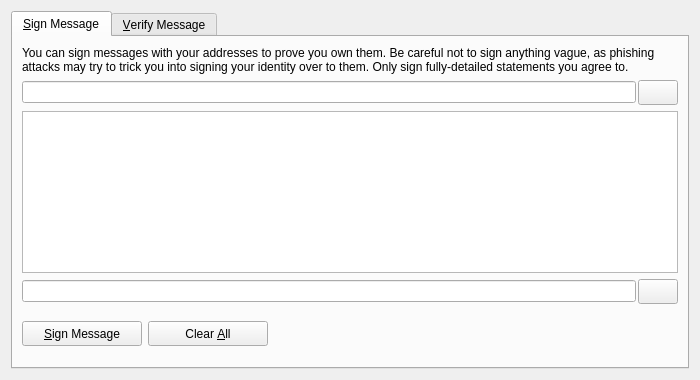
Qt form src/qt/forms/signverifymessagedialog.ui (VeriConomy/vericoin) before a commit.
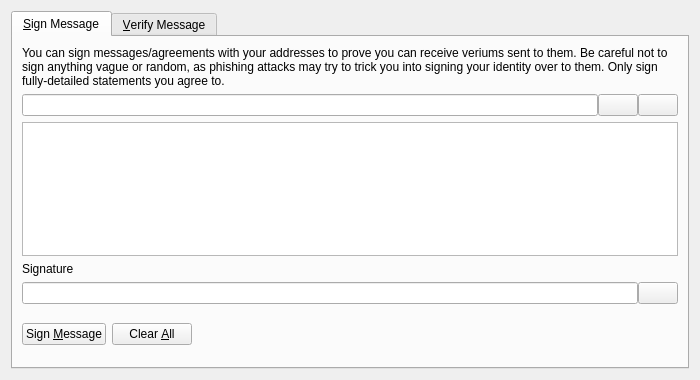
The same form after that commit. Icons and pictures are not drawn. Custom widgets are drawn as their Qt base class.

Commit message: Use Verium 1.3.2 as a base

Diff of the .ui file:
```diff
--- a/src/qt/forms/signverifymessagedialog.ui
+++ b/src/qt/forms/signverifymessagedialog.ui
@@ -30,7 +30,7 @@
        <item>
         <widget class="QLabel" name="infoLabel_SM">
          <property name="text">
-          <string>You can sign messages with your addresses to prove you own them. Be careful not to sign anything vague, as phishing attacks may try to trick you into signing your identity over to them. Only sign fully-detailed statements you agree to.</string>
+          <string>You can sign messages/agreements with your addresses to prove you can receive veriums sent to them. Be careful not to sign anything vague or random, as phishing attacks may try to trick you into signing your identity over to them. Only sign fully-detailed statements you agree to.</string>
          </property>
          <property name="textFormat">
           <enum>Qt::PlainText</enum>
@@ -43,7 +43,7 @@
        <item>
         <layout class="QHBoxLayout" name="horizontalLayout_1_SM">
          <property name="spacing">
-          <number>2</number>
+          <number>0</number>
          </property>
          <item>
           <widget class="QValidatedLineEdit" name="addressIn_SM">
@@ -57,12 +57,6 @@
          </item>
          <item>
           <widget class="QPushButton" name="addressBookButton_SM">
-           <property name="minimumSize">
-            <size>
-             <width>25</width>
-             <height>25</height>
-            </size>
-           </property>
            <property name="toolTip">
             <string>Choose an address from the address book</string>
            </property>
@@ -73,12 +67,6 @@
             <iconset resource="../bitcoin.qrc">
              <normaloff>:/icons/address-book</normaloff>:/icons/address-book</iconset>
            </property>
-           <property name="iconSize">
-            <size>
-             <width>18</width>
-             <height>18</height>
-            </size>
-           </property>
            <property name="shortcut">
             <string>Alt+A</string>
            </property>
@@ -87,6 +75,26 @@
            </property>
           </widget>
          </item>
+         <item>
+          <widget class="QPushButton" name="pasteButton_SM">
+           <property name="toolTip">
+            <string>Paste address from clipboard</string>
+           </property>
+           <property name="text">
+            <string/>
+           </property>
+           <property name="icon">
+            <iconset resource="../bitcoin.qrc">
+             <normaloff>:/icons/editpaste</normaloff>:/icons/editpaste</iconset>
+           </property>
+           <property name="shortcut">
+            <string>Alt+P</string>
+           </property>
+           <property name="autoDefault">
+            <bool>false</bool>
+           </property>
+          </widget>
+         </item>
         </layout>
        </item>
        <item>
@@ -96,13 +104,28 @@
          </property>
         </widget>
        </item>
+       <item>
+        <widget class="QLabel" name="signatureLabel_SM">
+         <property name="text">
+          <string>Signature</string>
+         </property>
+         <property name="textFormat">
+          <enum>Qt::PlainText</enum>
+         </property>
+        </widget>
+       </item>
        <item>
         <layout class="QHBoxLayout" name="horizontalLayout_2_SM">
          <property name="spacing">
-          <number>2</number>
+          <number>0</number>
          </property>
          <item>
           <widget class="QLineEdit" name="signatureOut_SM">
+           <property name="font">
+            <font>
+             <italic>true</italic>
+            </font>
+           </property>
            <property name="readOnly">
             <bool>true</bool>
            </property>
@@ -110,12 +133,6 @@
          </item>
          <item>
           <widget class="QPushButton" name="copySignatureButton_SM">
-           <property name="minimumSize">
-            <size>
-             <width>25</width>
-             <height>25</height>
-            </size>
-           </property>
            <property name="toolTip">
             <string>Copy the current signature to the system clipboard</string>
            </property>
@@ -126,12 +143,6 @@
             <iconset resource="../bitcoin.qrc">
              <normaloff>:/icons/editcopy</normaloff>:/icons/editcopy</iconset>
            </property>
-           <property name="iconSize">
-            <size>
-             <width>12</width>
-             <height>12</height>
-            </size>
-           </property>
            <property name="autoDefault">
             <bool>false</bool>
            </property>
@@ -143,27 +154,15 @@
         <layout class="QHBoxLayout" name="horizontalLayout_3_SM">
          <item>
           <widget class="QPushButton" name="signMessageButton_SM">
-           <property name="minimumSize">
-            <size>
-             <width>120</width>
-             <height>25</height>
-            </size>
-           </property>
            <property name="toolTip">
             <string>Sign the message to prove you own this VeriCoin address</string>
            </property>
            <property name="text">
-            <string>&amp;Sign Message</string>
+            <string>Sign &amp;Message</string>
            </property>
            <property name="icon">
             <iconset resource="../bitcoin.qrc">
-             <normaloff>:/icons/editButton</normaloff>:/icons/editButton</iconset>
-           </property>
-           <property name="iconSize">
-            <size>
-             <width>12</width>
-             <height>12</height>
-            </size>
+             <normaloff>:/icons/edit</normaloff>:/icons/edit</iconset>
            </property>
            <property name="autoDefault">
             <bool>false</bool>
@@ -172,12 +171,6 @@
          </item>
          <item>
           <widget class="QPushButton" name="clearButton_SM">
-           <property name="minimumSize">
-            <size>
-             <width>120</width>
-             <height>25</height>
-            </size>
-           </property>
            <property name="toolTip">
             <string>Reset all sign message fields</string>
            </property>
@@ -188,12 +181,6 @@
             <iconset resource="../bitcoin.qrc">
              <normaloff>:/icons/remove</normaloff>:/icons/remove</iconset>
            </property>
-           <property name="iconSize">
-            <size>
-             <width>12</width>
-             <height>12</height>
-            </size>
-           </property>
            <property name="autoDefault">
             <bool>false</bool>
            </property>
@@ -214,6 +201,12 @@
          </item>
          <item>
           <widget class="QLabel" name="statusLabel_SM">
+           <property name="font">
+            <font>
+             <weight>75</weight>
+             <bold>true</bold>
+            </font>
+           </property>
            <property name="text">
             <string/>
            </property>
```
Left out of the diff: 67 changed lines with no effect on the pictures. The commit also changes 1986 other files.
